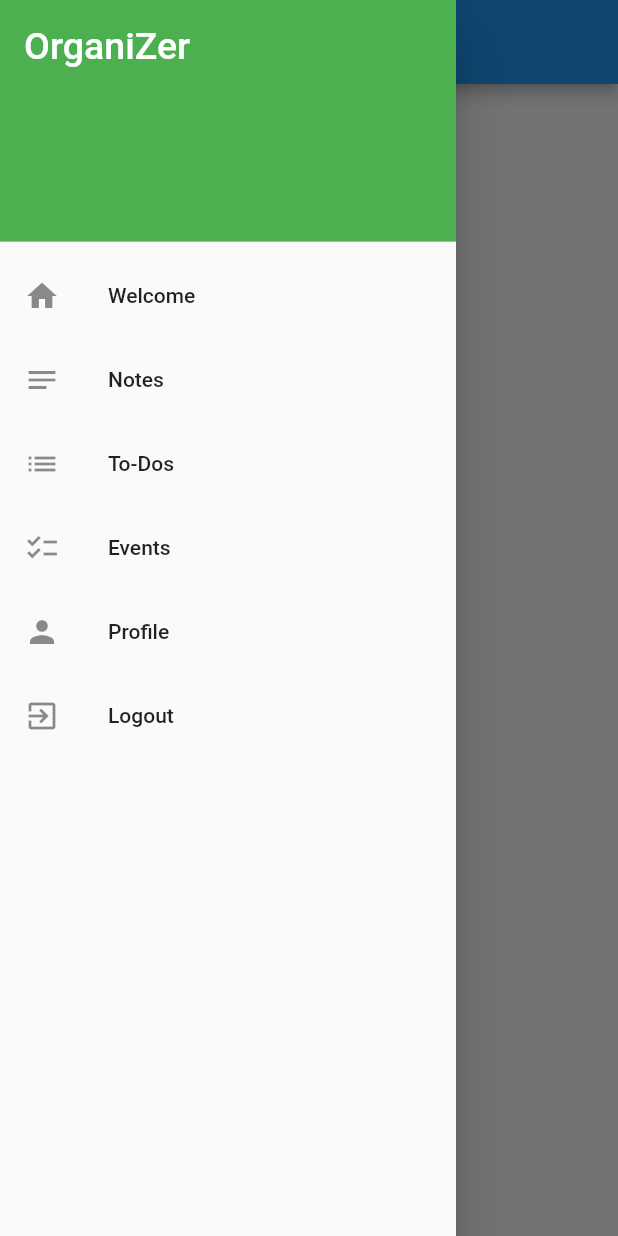
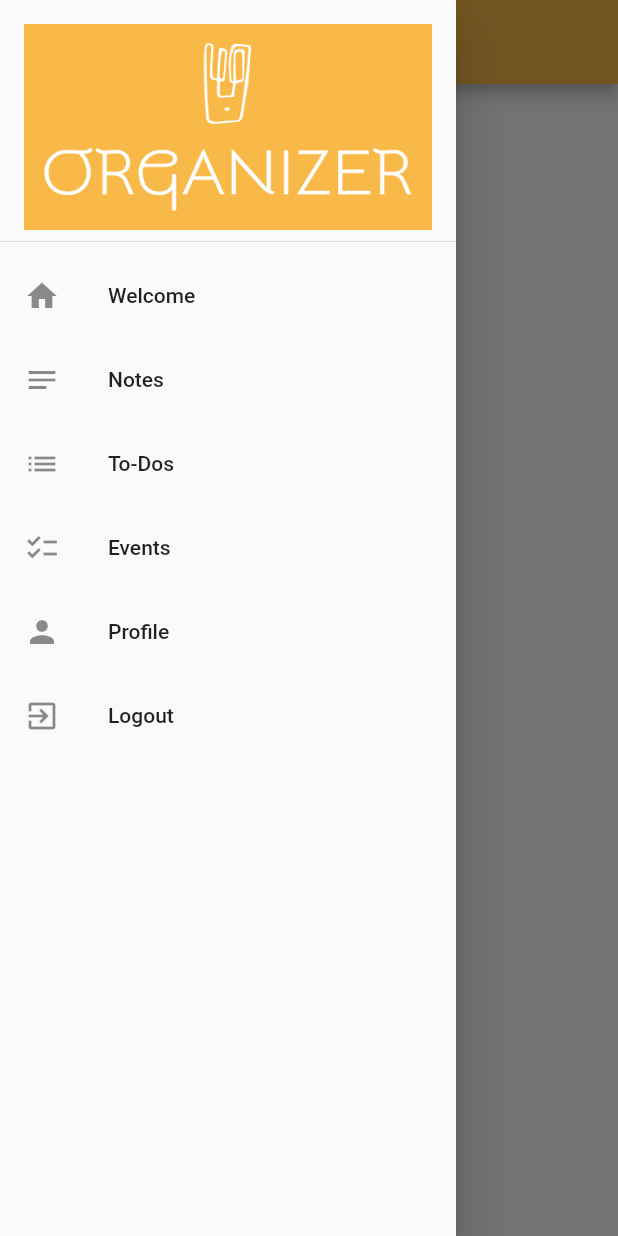
Before and after one commit to ManuHaa/notice_flutter_app, a Flutter app: the screen it shows after launch, with the side drawer open, on a phone screen of 412 x 824 dp. Run offline on Flutter 3.47's test engine with Material 2 defaults, Android fonts, the phone set to English and light mode, and no system bars.

Commit message:
Farben für obere Leiste + Image für sideBar

```diff
--- /dev/null
+++ b/lib/colorpalette/colorpalette.dart
@@ -0,0 +1,14 @@
+import 'package:flutter/material.dart';
+
+Map<int, Color> color = {
+  50: Color.fromRGBO(136, 14, 79, .1),
+  100: Color.fromRGBO(136, 14, 79, .2),
+  200: Color.fromRGBO(136, 14, 79, .3),
+  300: Color.fromRGBO(136, 14, 79, .4),
+  400: Color.fromRGBO(136, 14, 79, .5),
+  500: Color.fromRGBO(136, 14, 79, .6),
+  600: Color.fromRGBO(136, 14, 79, .7),
+  700: Color.fromRGBO(136, 14, 79, .8),
+  800: Color.fromRGBO(136, 14, 79, .9),
+  900: Color.fromRGBO(136, 14, 79, 1),
+};
--- a/lib/main.dart
+++ b/lib/main.dart
@@ -8,6 +8,7 @@ import 'package:notice_flutter_app/views/login.dart';
 import 'package:notice_flutter_app/views/profile.dart';
 import 'package:notice_flutter_app/views/to_do.dart';
 import 'package:notice_flutter_app/views/home.dart';
+import 'package:notice_flutter_app/colorpalette/colorpalette.dart';
 
 void main() => runApp(MyApp());
 
@@ -17,7 +18,7 @@ class MyApp extends StatelessWidget {
     return MaterialApp(
       title: 'Flutter Demo',
       theme: ThemeData(
-        primarySwatch: Colors.blue,
+        primarySwatch: MaterialColor(0xFFF8B948, color),
       ),
       home: MyHomePage(),
       routes: {
--- a/lib/widgets/nav-drawer.dart
+++ b/lib/widgets/nav-drawer.dart
@@ -10,45 +10,54 @@ class NavDrawer extends StatelessWidget {
         padding: EdgeInsets.zero,
         children: <Widget>[
           DrawerHeader(
-            child: Text(
-              'OrganiZer',
-              style: TextStyle(color: Colors.white, fontSize: 25),
-            ),
-            decoration: BoxDecoration(
-                color: Colors.green,
-                /*image: DecorationImage(
-                    fit: BoxFit.fill,
-                    image: AssetImage('assets/images/cover.jpg'))*/),
+            child: Container(
+                decoration: BoxDecoration(
+                    image: DecorationImage(
+              image: AssetImage('assets/images/logo_small.png'),
+              fit: BoxFit.fill,
+            ))),
           ),
           ListTile(
             leading: Icon(Icons.home),
             title: Text('Welcome'),
-            onTap: ()  {Navigator.pushReplacementNamed(context, Routes.home);},
+            onTap: () {
+              Navigator.pushReplacementNamed(context, Routes.home);
+            },
           ),
           ListTile(
             leading: Icon(Icons.notes),
             title: Text('Notes'),
-            onTap: ()  {Navigator.pushReplacementNamed(context, Routes.notes);},
+            onTap: () {
+              Navigator.pushReplacementNamed(context, Routes.notes);
+            },
           ),
           ListTile(
             leading: Icon(Icons.list),
             title: Text('To-Dos'),
-            onTap: ()  {Navigator.pushReplacementNamed(context, Routes.to_do);},
+            onTap: () {
+              Navigator.pushReplacementNamed(context, Routes.to_do);
+            },
           ),
           ListTile(
             leading: Icon(Icons.checklist_outlined),
             title: Text('Events'),
-            onTap: ()  {Navigator.pushReplacementNamed(context, Routes.events);},
+            onTap: () {
+              Navigator.pushReplacementNamed(context, Routes.events);
+            },
           ),
           ListTile(
             leading: Icon(Icons.person),
             title: Text('Profile'),
-            onTap: ()  {Navigator.pushReplacementNamed(context, Routes.profile);},
+            onTap: () {
+              Navigator.pushReplacementNamed(context, Routes.profile);
+            },
           ),
           ListTile(
             leading: Icon(Icons.exit_to_app),
             title: Text('Logout'),
-            onTap: ()  {Navigator.pushReplacementNamed(context, Routes.login);},
+            onTap: () {
+              Navigator.pushReplacementNamed(context, Routes.login);
+            },
           ),
         ],
       ),
--- a/pubspec.yaml
+++ b/pubspec.yaml
@@ -45,9 +45,8 @@ flutter:
   uses-material-design: true
 
   # To add assets to your application, add an assets section, like this:
-  # assets:
-  #   - images/a_dot_burr.jpeg
-  #   - images/a_dot_ham.jpeg
+  assets:
+     - assets/images/logo_small.png
 
   # An image asset can refer to one or more resolution-specific "variants", see
   # https://flutter.dev/assets-and-images/#resolution-aware.
```
Also changed, not shown: assets/images/logo_small.png (added).
